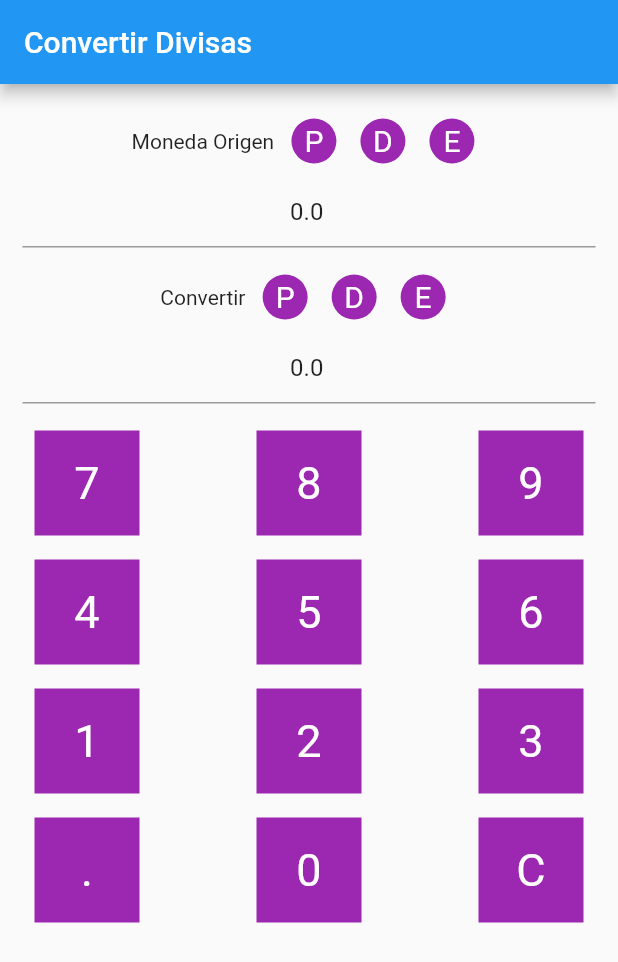
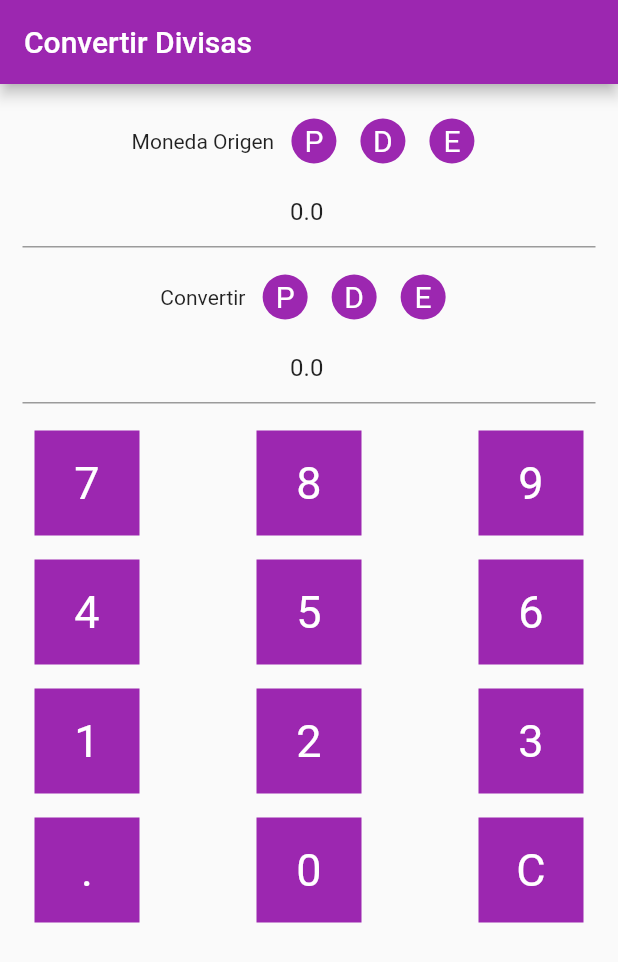
Before and after one commit to KarenOsorioJ/NRC2290_grupo3, a Flutter app: the screen it shows after launch, on a phone screen of 412 x 824 dp. Shown: the top 962 px of the screen. Run offline on Flutter 3.47's test engine with Material 2 defaults, Android fonts, the phone set to English and light mode, and no system bars; missing offline and left inert: dart:html.

Commit message:
cambio color

```diff
--- a/lib/ui/app.dart
+++ b/lib/ui/app.dart
@@ -9,7 +9,7 @@ class App extends StatelessWidget {
   Widget build(BuildContext context) {
     return MaterialApp(
       title: 'Convertidor de Divisas',
-      theme: ThemeData(primarySwatch: Colors.blue),
+      theme: ThemeData(primarySwatch: Colors.purple),
       debugShowCheckedModeBanner: false,
       home: const Convertir(),
     );
--- a/lib/ui/calculadora/convertir.dart
+++ b/lib/ui/calculadora/convertir.dart
@@ -15,13 +15,13 @@ class _ConvertirState extends State<Convertir> {
 /*
         0-COP      1-USD      2-EUR
 
-0-COP     1       4000        5000
+0-COP     1       4974        4955
 
 
-1-USD  0.00025      1         1.25
+1-USD  1/4974      1         4955/4974
 
 
-2-EUR  0.0002      0.8           1
+2-EUR  1/4955      4974/4955           1
 
  */
 
@@ -279,7 +279,7 @@ class Monedas extends StatelessWidget {
       padding: const EdgeInsets.all(8.0),
       child: CircleAvatar(
         radius: 15,
-        backgroundColor: moneda ? Colors.red : Colors.purple ,     child: Text(
+        backgroundColor: moneda ? Colors.pink : Colors.purple ,     child: Text(
           texto,
           style: const TextStyle(color: Colors.white, fontSize: 20),
         ),
```
